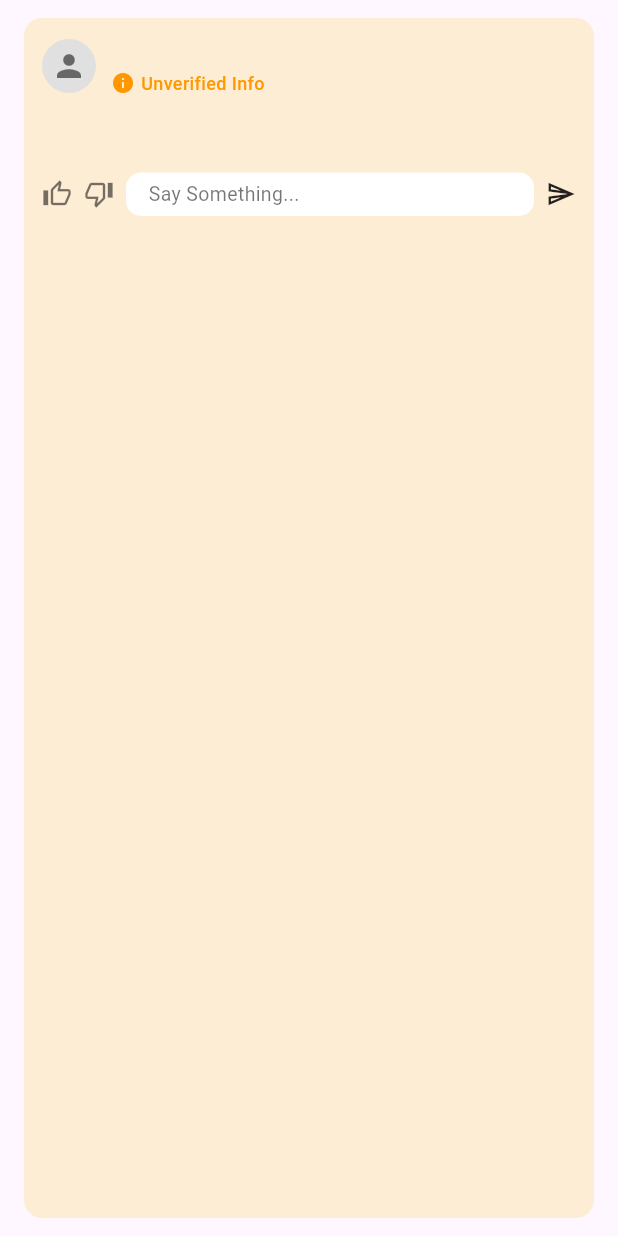
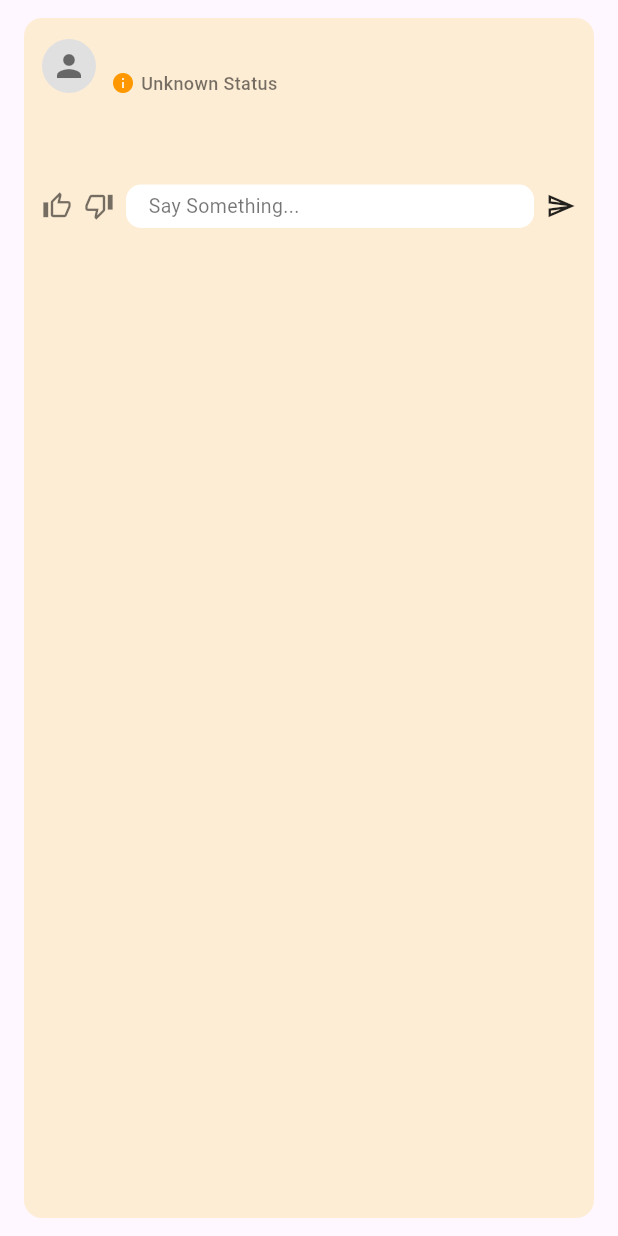
Before and after one commit to shivam-purve/Hive_Frontend, a Flutter app: the PostCard widget shown alone on an empty page, opened directly with empty values, on a phone screen of 412 x 824 dp. Run offline on Flutter 3.47's test engine with Material 3 defaults, Android fonts, the phone set to English and light mode, and no system bars; our stand-ins replace flutter_local_notifications, flutter_svg, google_sign_in, shared_preferences, supabase_flutter; accounts and stored records are empty; network calls fail.

Commit message:
Added Dynamic Fetching of Verification from Rag Pipeline and Displaying it on user post

```diff
--- a/lib/screens/home_screen.dart
+++ b/lib/screens/home_screen.dart
@@ -40,6 +40,7 @@ class _HomeScreenState extends State<HomeScreen>
           "username": p["authorName"] ?? "",
           "profilePic": p["authorAvatar"],
           "verified": p["verified"] ?? false,
+          "verificationStatus": p["verificationStatus"] ?? "pending",
           "description": p["content"] ?? "",
           "likes": p["likes"] ?? 0,
           "dislikes": p["dislikes"] ?? 0,
@@ -144,6 +145,7 @@ class _HomeScreenState extends State<HomeScreen>
             final isUpdating = _updatingIndexes.contains(index);
 
             return PostCard(
+              verificationStatus: post["verificationStatus"],
               profileName: post["profileName"],
               verified: post["verified"],
               description: post["description"],
--- a/lib/screens/user.dart
+++ b/lib/screens/user.dart
@@ -170,6 +170,7 @@ class _UserProfilePageState extends State<UserProfilePage>
                 itemBuilder: (context, index) {
                   final post = _posts[index];
                   return PostCard(
+                    verificationStatus: post["verificationStatus"],
                     profileName: post["profileName"],
                     verified: post["verified"],
                     description: post["description"],
--- a/lib/services/post_service.dart
+++ b/lib/services/post_service.dart
@@ -53,6 +53,7 @@
 import 'dart:convert';
 
 import 'package:flutter/cupertino.dart';
+import 'package:flutter/foundation.dart';
 import 'package:hive/main.dart';
 import 'package:hive/services/api_client.dart';
 import 'package:http/http.dart' as http;
@@ -102,11 +103,15 @@ class PostService {
     );
 
     if (response.statusCode == 200) {
+      if (kDebugMode) {
+        print("Response body: ${response.body}");
+      }
       final List<dynamic> data = json.decode(response.body);
 
       return data.map<Map<String, dynamic>>((post) {
         return {
           "pid": post["pid"] ?? "",
+          "verificationStatus": post["verification_status"] ?? "pending",
           "content": post["content"] ?? "",
           "authorName": post["author_name"] ?? "",
           "authorDisplayName": post["author_display_name"] ?? "",
--- a/lib/widgets/post_card.dart
+++ b/lib/widgets/post_card.dart
@@ -243,11 +243,11 @@ class PostCard extends StatelessWidget {
   final String profileName;
   final bool verified;
   final String description;
+  final String verificationStatus; // NEW param
   final IconData imageIcon;
-
   final bool isLiked;
   final bool isDisliked;
-  final bool isUpdating; // NEW param
+  final bool isUpdating;
 
   final VoidCallback? onLike;
   final VoidCallback? onDislike;
@@ -258,14 +258,53 @@ class PostCard extends StatelessWidget {
     required this.profileName,
     required this.verified,
     required this.description,
+    required this.verificationStatus,  // NEW param
     required this.imageIcon,
     required this.isLiked,
     required this.isDisliked,
     required this.onLike,
     required this.onDislike,
     required this.onComment,
-    this.isUpdating = false,  // Default to false
+    this.isUpdating = false,
   });
+
+  Color _getVerificationColor(String status) {
+    switch (status.toLowerCase()) {
+      case "verified":
+        return Colors.green;
+      case "unverified":
+        return Colors.orange;
+      case "personal_opinion":
+        return Colors.blue;
+      case "misinformation":
+        return Colors.red;
+      case "factual_error":
+        return Colors.purple;
+      case "other":
+        return Colors.grey;
+      default:
+        return Colors.black54;
+    }
+  }
+
+  String verificationStatusDisplay(String status) {
+    switch (status.toLowerCase()) {
+      case "verified":
+        return "Verified & Safe";
+      case "unverified":
+        return "Unverified Info";
+      case "personal_opinion":
+        return "Personal Opinion";
+      case "misinformation":
+        return "Misinformation";
+      case "factual_error":
+        return "Factual Error";
+      case "other":
+        return "Other";
+      default:
+        return "Unknown Status";
+    }
+  }
 
   @override
   Widget build(BuildContext context) {
@@ -309,10 +348,10 @@ class PostCard extends StatelessWidget {
                           ),
                           const SizedBox(width: 4),
                           Text(
-                            verified ? "Verified & Safe" : "Unverified Info",
+                            verificationStatusDisplay(verificationStatus),
                             style: TextStyle(
                               fontSize: 12,
-                              color: verified ? Colors.green : Colors.orange,
+                              color: _getVerificationColor(verificationStatus),
                               fontWeight: FontWeight.w500,
                             ),
                           ),
@@ -332,6 +371,9 @@ class PostCard extends StatelessWidget {
                 style: const TextStyle(fontSize: 14),
               ),
             ),
+
+            const SizedBox(height: 8),
+
 
             const SizedBox(height: 10),
 
```
